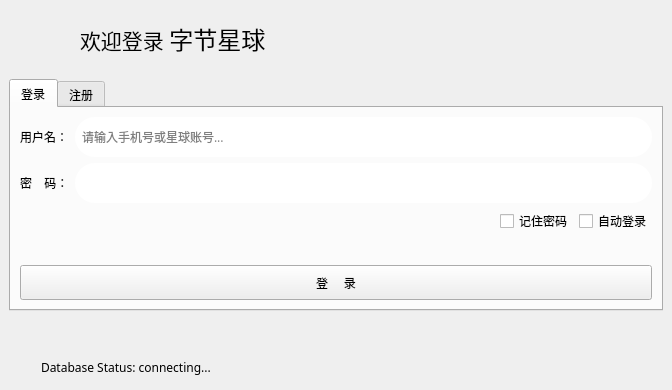
Before: the Qt Designer form formLogin.ui in csthenry/weplanet-desktop, drawn with Qt 5.
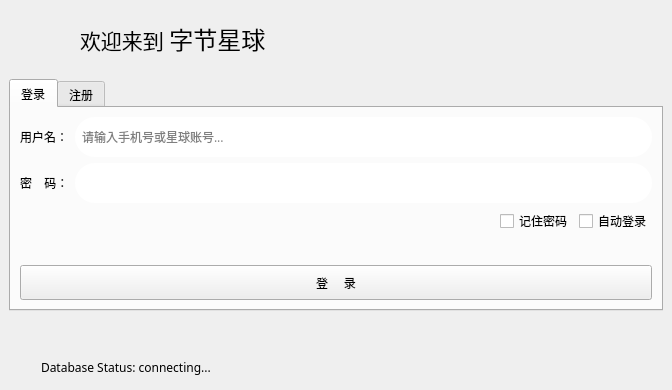
After: the same form once the commit is applied. Icons and pictures are not drawn.

What changed in the file:
```diff
--- a/formLogin.ui
+++ b/formLogin.ui
@@ -66,7 +66,7 @@
     </font>
    </property>
    <property name="text">
-    <string>&lt;html&gt;&lt;head/&gt;&lt;body&gt;&lt;p&gt;欢迎登录 &lt;span style=&quot; font-size:18pt;&quot;&gt;字节星球&lt;/span&gt;&lt;/p&gt;&lt;/body&gt;&lt;/html&gt;</string>
+    <string>&lt;html&gt;&lt;head/&gt;&lt;body&gt;&lt;p&gt;欢迎来到 &lt;span style=&quot; font-size:18pt;&quot;&gt;字节星球&lt;/span&gt;&lt;/p&gt;&lt;/body&gt;&lt;/html&gt;</string>
    </property>
   </widget>
   <widget class="QTabWidget" name="tabWidget">
```
